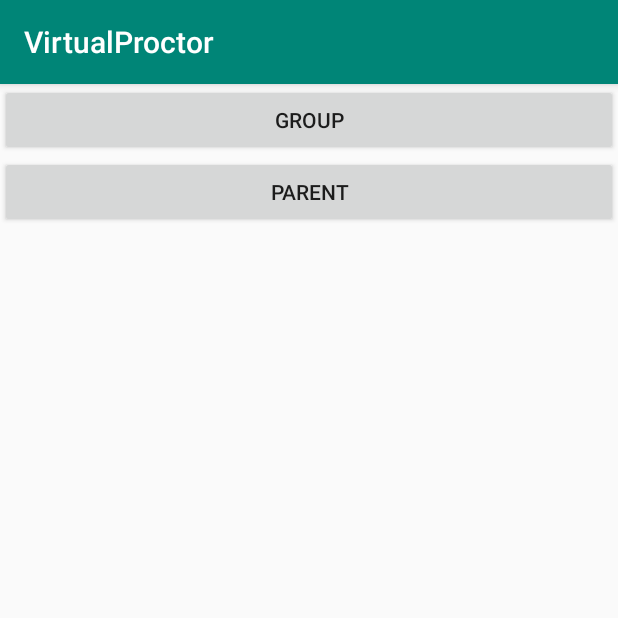
After one commit to ojasskapre/VirtualProctor_Android, an Android app: the TeacherNewChatActivity screen opened directly, with no data from a screen before it, on a phone screen of 412 x 824 dp, the top half of it. The commit adds this screen. Run offline under Robolectric (Android 15) with nearby library versions, the phone set to English and light mode, and no system bars.

Commit message:
Added all activities

```diff
--- a/app/src/main/java/com/example/virtualproctor/TeacherChatWindow.java
+++ b/app/src/main/java/com/example/virtualproctor/TeacherChatWindow.java
@@ -2,9 +2,11 @@ package com.example.virtualproctor;
 
 import android.content.Intent;
 import android.content.SharedPreferences;
+import android.support.design.widget.FloatingActionButton;
 import android.support.v7.app.AppCompatActivity;
 import android.os.Bundle;
 import android.util.Log;
+import android.view.View;
 
 import com.android.volley.Request;
 import com.android.volley.RequestQueue;
--- /dev/null
+++ b/app/src/main/java/com/example/virtualproctor/TeacherNewChatActivity.java
@@ -0,0 +1,34 @@
+package com.example.virtualproctor;
+
+import android.content.Intent;
+import android.support.v7.app.AppCompatActivity;
+import android.os.Bundle;
+import android.view.View;
+import android.widget.Button;
+
+public class TeacherNewChatActivity extends AppCompatActivity {
+    Button mGroupButton, mParentButton;
+    @Override
+    protected void onCreate(Bundle savedInstanceState) {
+        super.onCreate(savedInstanceState);
+        setContentView(R.layout.activity_teacher_new_chat);
+
+        mGroupButton = findViewById(R.id.group);
+        mParentButton = findViewById(R.id.parent);
+
+        mGroupButton.setOnClickListener(new View.OnClickListener() {
+            @Override
+            public void onClick(View v) {
+                startActivity(new Intent(TeacherNewChatActivity.this, TeacherGroupActivity.class));
+            }
+        });
+
+        mParentButton.setOnClickListener(new View.OnClickListener() {
+            @Override
+            public void onClick(View v) {
+                // start teacher parent chat
+                startActivity(new Intent(TeacherNewChatActivity.this, EnterStudentId.class));
+            }
+        });
+    }
+}
--- /dev/null
+++ b/app/src/main/res/layout/activity_teacher_new_chat.xml
@@ -0,0 +1,22 @@
+<?xml version="1.0" encoding="utf-8"?>
+<LinearLayout xmlns:android="http://schemas.android.com/apk/res/android"
+    xmlns:app="http://schemas.android.com/apk/res-auto"
+    xmlns:tools="http://schemas.android.com/tools"
+    android:layout_width="match_parent"
+    android:layout_height="match_parent"
+    tools:context=".TeacherNewChatActivity"
+    android:orientation="vertical">
+
+    <Button
+        android:layout_width="match_parent"
+        android:layout_height="wrap_content"
+        android:id="@+id/group"
+        android:text="@string/group"/>
+
+    <Button
+        android:layout_width="match_parent"
+        android:layout_height="wrap_content"
+        android:id="@+id/parent"
+        android:text="@string/parent"/>
+
+</LinearLayout>
--- a/app/src/main/res/values/strings.xml
+++ b/app/src/main/res/values/strings.xml
@@ -24,4 +24,6 @@
     <string name="login_password">password</string>
     <string name="role">role</string>
     <string name="firebase_register_key">FirebaseRegisterKey</string>
+    <string name="group">Group</string>
+    <string name="parent">Parent</string>
 </resources>
```
Also changed, not shown: app/src/main/AndroidManifest.xml (+6 -3 lines), app/src/main/java/com/example/virtualproctor/EnterStudentId.java (added, +28 -0 lines), app/src/main/java/com/example/virtualproctor/TeacherGroupActivity.java (added, +24 -0 lines), app/src/main/java/com/example/virtualproctor/TeacherUserChat.java (+12 -0 lines), app/src/main/res/layout/activity_enter_student_id.xml (added, +20 -0 lines), app/src/main/res/layout/activity_teacher_group.xml (added, +21 -0 lines), app/src/main/res/layout/activity_teacher_user_chat.xml (+10 -2 lines).
